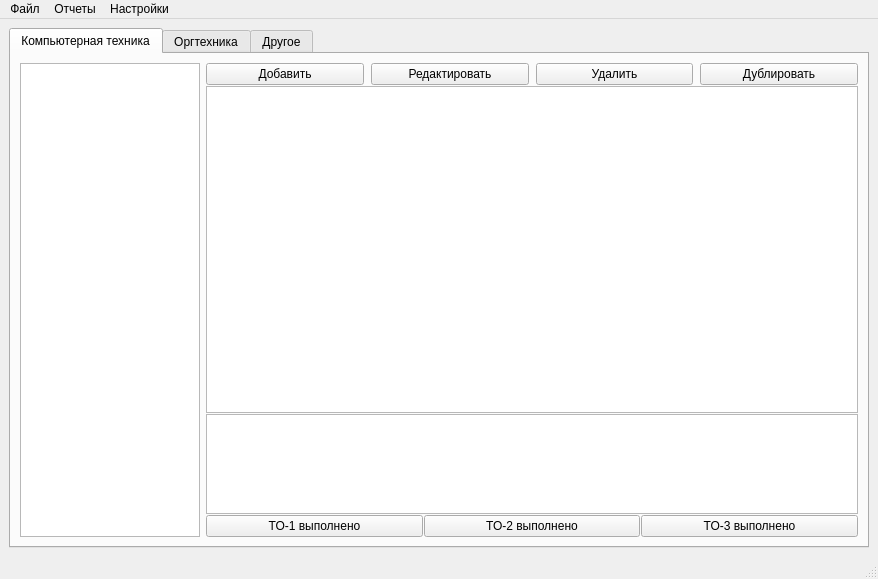
The window that forms/Ui.ui (Hitsonn/Bond) describes before a commit, drawn with Qt 5.
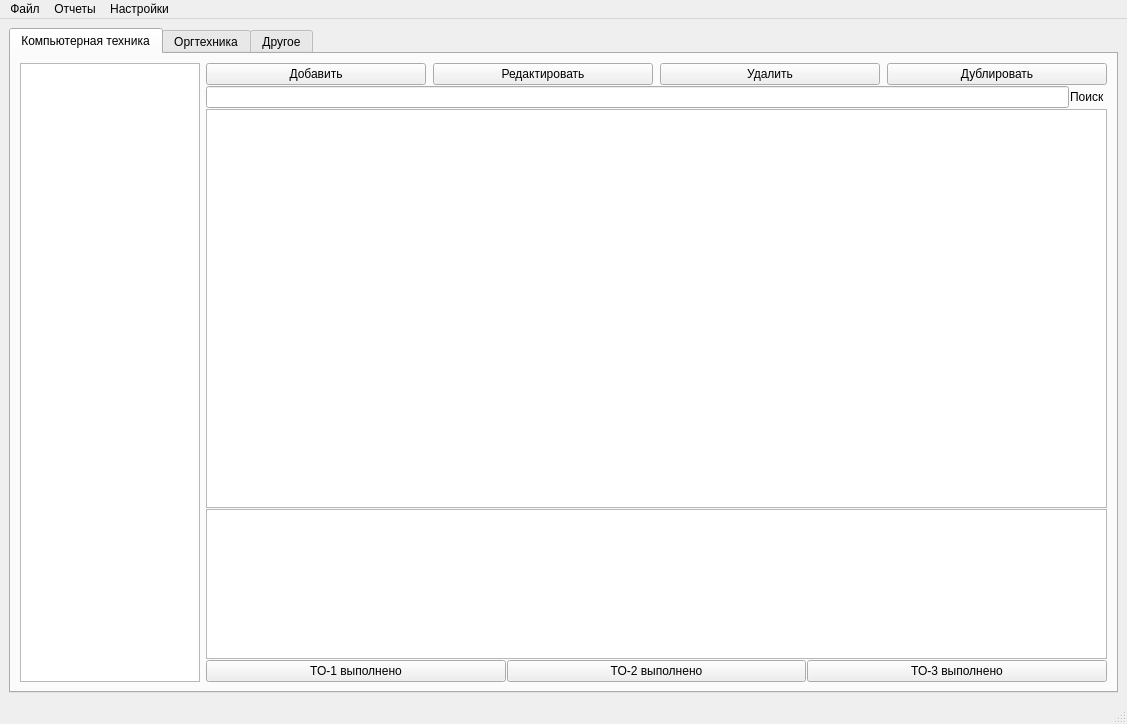
The same window after the commit.

Commit message: Сделал поиск

Diff of the .ui file:
```diff
--- a/forms/Ui.ui
+++ b/forms/Ui.ui
@@ -6,8 +6,8 @@
    <rect>
     <x>0</x>
     <y>0</y>
-    <width>878</width>
-    <height>579</height>
+    <width>1127</width>
+    <height>724</height>
    </rect>
   </property>
   <property name="windowTitle">
@@ -63,7 +63,7 @@
          </widget>
         </item>
         <item>
-         <layout class="QVBoxLayout" name="verticalLayout_5" stretch="0,1,0,0">
+         <layout class="QVBoxLayout" name="verticalLayout_5" stretch="0,0,1,0,0">
           <property name="spacing">
            <number>1</number>
           </property>
@@ -108,6 +108,20 @@
             </item>
            </layout>
           </item>
+          <item>
+           <layout class="QHBoxLayout" name="horizontalLayout_9">
+            <item>
+             <widget class="QLineEdit" name="searchEdit"/>
+            </item>
+            <item>
+             <widget class="QLabel" name="label">
+              <property name="text">
+               <string>Поиск </string>
+              </property>
+             </widget>
+            </item>
+           </layout>
+          </item>
           <item>
            <widget class="QTableWidget" name="tableWidget_1">
             <property name="sizeAdjustPolicy">
@@ -120,10 +134,19 @@
           </item>
           <item>
            <widget class="QTextEdit" name="textEdit">
+            <property name="enabled">
+             <bool>true</bool>
+            </property>
+            <property name="minimumSize">
+             <size>
+              <width>0</width>
+              <height>100</height>
+             </size>
+            </property>
             <property name="maximumSize">
              <size>
               <width>16777215</width>
-              <height>100</height>
+              <height>150</height>
              </size>
             </property>
            </widget>
@@ -343,8 +366,8 @@
     <rect>
      <x>0</x>
      <y>0</y>
-     <width>878</width>
-     <height>21</height>
+     <width>1127</width>
+     <height>25</height>
     </rect>
    </property>
    <widget class="QMenu" name="menu">
```
Left out of the diff: 32 changed lines with no effect on the pictures. The commit also changes 5 other files.
